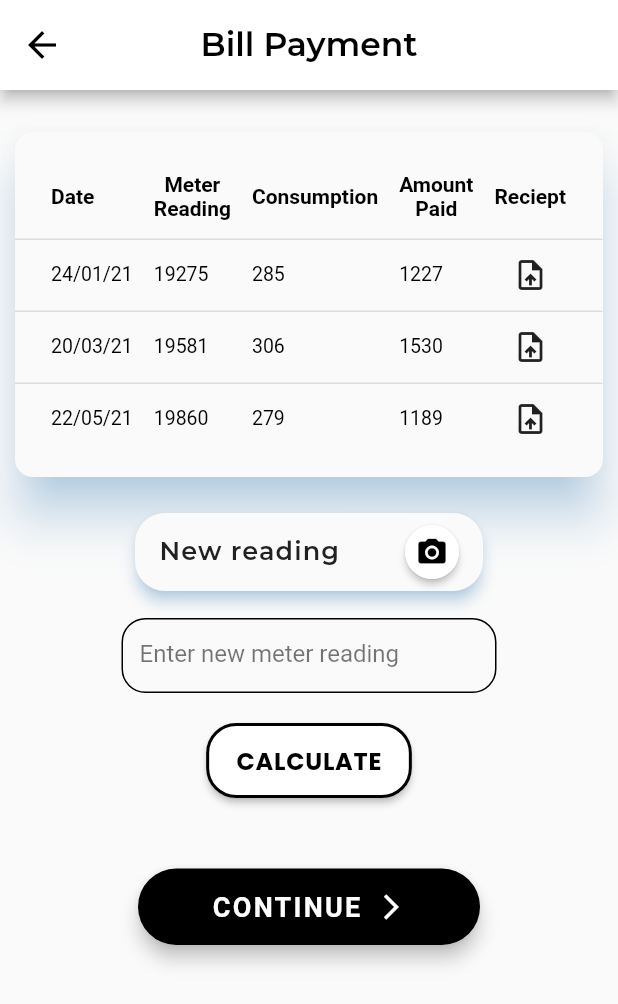
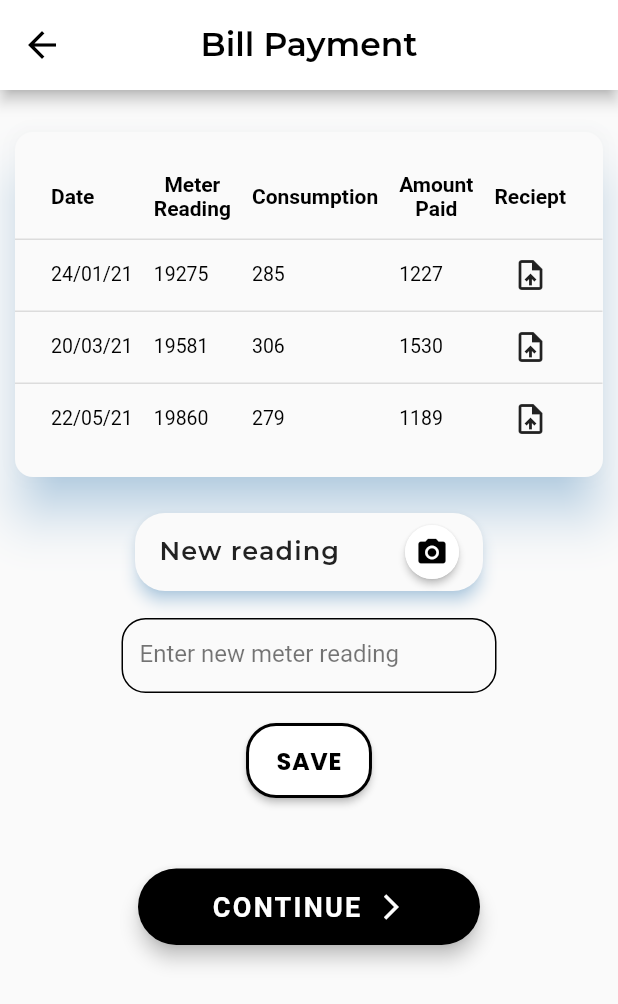
Before and after one commit to shameem2001/glance, a Flutter app: the HomePage screen opened by its route, after a tap on an icon or button, on a phone screen of 412 x 824 dp. Shown: the top 1004 px of the screen. Run offline on Flutter 3.47's test engine with Material 2 defaults, Android fonts, the light colour scheme and no system bars; our stand-ins replace double_back_to_close, firebase_auth, firebase_core, fl_chart, flutter_svg, font_awesome_flutter and 4 more; missing offline and left inert: editable, flutter_sparkline; accounts and stored records are empty; Roboto replaces fonts that are missing (OpenSans).

Commit message:
minor changes in calculations

```diff
--- a/lib/components/DrawerBeta.dart
+++ b/lib/components/DrawerBeta.dart
@@ -27,7 +27,7 @@ class DrawerBetaState extends State<DrawerBeta> {
             children: [
               UserAccountsDrawerHeader(
                 accountName: Text(
-                  'John Doe',
+                  'Daliya Joseph',
                   style: TextStyle(
                     color: Colors.black54,
                     fontSize: 16,
@@ -35,7 +35,7 @@ class DrawerBetaState extends State<DrawerBeta> {
                   ),
                 ),
                 accountEmail: Text(
-                  'johndoe@gmail.com',
+                  'daliya.joseph@gmail.com',
                   style: TextStyle(
                     color: Colors.black54,
                     fontSize: 14,
--- a/lib/screens/payments_screen.dart
+++ b/lib/screens/payments_screen.dart
@@ -66,11 +66,11 @@ class _PaymentsScreenState extends State<PaymentsScreen> {
     if(40 < consumptionFromMeter && consumptionFromMeter <= 80)
       energyCharge = consumptionFromMeter * 2.2;
     if(80 < consumptionFromMeter && consumptionFromMeter <= 120)
-      energyCharge = 675 + ((consumptionFromMeter - 80) * 3.0);
+      energyCharge = 176 + ((consumptionFromMeter - 80) * 3.0);
     if(120 < consumptionFromMeter && consumptionFromMeter <= 150)
-      energyCharge = 675 + ((consumptionFromMeter - 120) * 3.8);
+      energyCharge = 296 + ((consumptionFromMeter - 120) * 3.8);
     if(150 < consumptionFromMeter && consumptionFromMeter <= 200)
-      energyCharge = 675 + ((consumptionFromMeter - 150) * 5.3);
+      energyCharge = 410 + ((consumptionFromMeter - 150) * 5.3);
     if(200 < consumptionFromMeter && consumptionFromMeter <= 300)
       energyCharge = 675 + ((consumptionFromMeter - 200) * 6.5);
     if(300 < consumptionFromMeter && consumptionFromMeter <= 350)
@@ -474,7 +474,7 @@ class _PaymentsScreenState extends State<PaymentsScreen> {
                         padding: const EdgeInsets.symmetric(
                             vertical: 5.0, horizontal: 12.0),
                         child: Text(
-                          'CALCULATE',
+                          'SAVE',
                           style: GoogleFonts.poppins(
                             color: Colors.black,
                             fontSize: 16.0,
```
